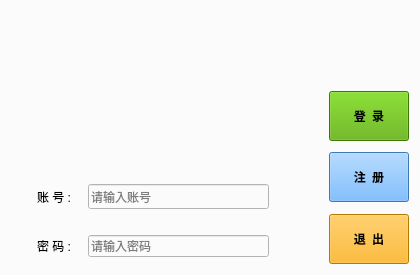
This is src/_APL/userlogin/userloginform.ui in QmGohinn/DaDoeiamiSys as Qt 5 draws it before an edit. The edited form follows.
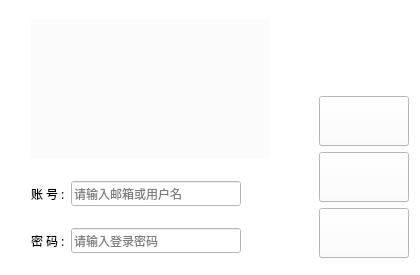
This is the edited form. Icons and pictures are not drawn.

What changed in the file:
```diff
--- a/src/_APL/userlogin/userloginform.ui
+++ b/src/_APL/userlogin/userloginform.ui
@@ -18,65 +18,19 @@
   </property>
   <property name="maximumSize">
    <size>
-    <width>420</width>
-    <height>275</height>
+    <width>450</width>
+    <height>280</height>
    </size>
   </property>
   <property name="windowTitle">
    <string>- UVision Login</string>
   </property>
   <property name="styleSheet">
-   <string notr="true">background-color: rgb(251, 251, 251);</string>
+   <string notr="true">background-color: rgb(255, 255, 255);</string>
   </property>
   <layout class="QGridLayout" name="gridLayout_2">
    <item row="0" column="1">
     <layout class="QGridLayout" name="gridLayout">
-     <item row="2" column="3">
-      <widget class="QLineEdit" name="m_AccountLineEdit">
-       <property name="maximumSize">
-        <size>
-         <width>16777215</width>
-         <height>25</height>
-        </size>
-       </property>
-       <property name="placeholderText">
-        <string>请输入账号</string>
-       </property>
-      </widget>
-     </item>
-     <item row="1" column="1">
-      <spacer name="verticalSpacer_4">
-       <property name="orientation">
-        <enum>Qt::Vertical</enum>
-       </property>
-       <property name="sizeType">
-        <enum>QSizePolicy::Maximum</enum>
-       </property>
-       <property name="sizeHint" stdset="0">
-        <size>
-         <width>20</width>
-         <height>13</height>
-        </size>
-       </property>
-      </spacer>
-     </item>
-     <item row="2" column="1">
-      <widget class="QLabel" name="m_AccountLabel">
-       <property name="font">
-        <font>
-         <family>Arial</family>
-         <weight>50</weight>
-         <bold>false</bold>
-        </font>
-       </property>
-       <property name="cursor">
-        <cursorShape>PointingHandCursor</cursorShape>
-       </property>
-       <property name="text">
-        <string>账 号 :</string>
-       </property>
-      </widget>
-     </item>
      <item row="3" column="1">
       <spacer name="verticalSpacer_7">
        <property name="orientation">
@@ -93,7 +47,34 @@
        </property>
       </spacer>
      </item>
-     <item row="0" column="0" colspan="4">
+     <item row="4" column="1">
+      <widget class="QLineEdit" name="m_PasswordLineEdit">
+       <property name="minimumSize">
+        <size>
+         <width>170</width>
+         <height>0</height>
+        </size>
+       </property>
+       <property name="maximumSize">
+        <size>
+         <width>150</width>
+         <height>16777215</height>
+        </size>
+       </property>
+       <property name="font">
+        <font>
+         <family>JetBrains Mono</family>
+        </font>
+       </property>
+       <property name="echoMode">
+        <enum>QLineEdit::Password</enum>
+       </property>
+       <property name="placeholderText">
+        <string>请输入登录密码</string>
+       </property>
+      </widget>
+     </item>
+     <item row="0" column="0" colspan="3">
       <widget class="QLabel" name="m_LogoLabel">
        <property name="enabled">
         <bool>true</bool>
@@ -127,69 +108,11 @@
        </property>
       </widget>
      </item>
-     <item row="2" column="2">
-      <spacer name="horizontalSpacer">
-       <property name="orientation">
-        <enum>Qt::Horizontal</enum>
-       </property>
-       <property name="sizeType">
-        <enum>QSizePolicy::Maximum</enum>
-       </property>
-       <property name="sizeHint" stdset="0">
-        <size>
-         <width>5</width>
-         <height>20</height>
-        </size>
-       </property>
-      </spacer>
-     </item>
-     <item row="3" column="3">
-      <spacer name="verticalSpacer_2">
-       <property name="orientation">
-        <enum>Qt::Vertical</enum>
-       </property>
-       <property name="sizeType">
-        <enum>QSizePolicy::Maximum</enum>
-       </property>
-       <property name="sizeHint" stdset="0">
-        <size>
-         <width>20</width>
-         <height>13</height>
-        </size>
-       </property>
-      </spacer>
-     </item>
-     <item row="4" column="3">
-      <widget class="QLineEdit" name="m_PasswordLineEdit">
-       <property name="echoMode">
-        <enum>QLineEdit::Password</enum>
-       </property>
-       <property name="placeholderText">
-        <string>请输入密码</string>
-       </property>
-      </widget>
-     </item>
-     <item row="1" column="3">
-      <spacer name="verticalSpacer">
-       <property name="orientation">
-        <enum>Qt::Vertical</enum>
-       </property>
-       <property name="sizeType">
-        <enum>QSizePolicy::Maximum</enum>
-       </property>
-       <property name="sizeHint" stdset="0">
-        <size>
-         <width>20</width>
-         <height>13</height>
-        </size>
-       </property>
-      </spacer>
-     </item>
-     <item row="4" column="1">
+     <item row="4" column="0">
       <widget class="QLabel" name="m_PasswordLabel">
        <property name="font">
         <font>
-         <family>Arial</family>
+         <family>JetBrains Mono</family>
          <weight>50</weight>
          <bold>false</bold>
         </font>
@@ -202,6 +125,63 @@
        </property>
       </widget>
      </item>
+     <item row="2" column="0">
+      <widget class="QLabel" name="m_AccountLabel">
+       <property name="font">
+        <font>
+         <family>JetBrains Mono</family>
+         <weight>50</weight>
+         <bold>false</bold>
+        </font>
+       </property>
+       <property name="cursor">
+        <cursorShape>PointingHandCursor</cursorShape>
+       </property>
+       <property name="text">
+        <string>账 号 :</string>
+       </property>
+      </widget>
+     </item>
+     <item row="2" column="1">
+      <widget class="QLineEdit" name="m_AccountLineEdit">
+       <property name="minimumSize">
+        <size>
+         <width>170</width>
+         <height>25</height>
+        </size>
+       </property>
+       <property name="maximumSize">
+        <size>
+         <width>150</width>
+         <height>25</height>
+        </size>
+       </property>
+       <property name="font">
+        <font>
+         <family>JetBrains Mono</family>
+        </font>
+       </property>
+       <property name="placeholderText">
+        <string>请输入邮箱或用户名</string>
+       </property>
+      </widget>
+     </item>
+     <item row="1" column="1">
+      <spacer name="verticalSpacer_4">
+       <property name="orientation">
+        <enum>Qt::Vertical</enum>
+       </property>
+       <property name="sizeType">
+        <enum>QSizePolicy::Maximum</enum>
+       </property>
+       <property name="sizeHint" stdset="0">
+        <size>
+         <width>20</width>
+         <height>13</height>
+        </size>
+       </property>
+      </spacer>
+     </item>
     </layout>
    </item>
    <item row="0" column="3">
@@ -226,7 +206,13 @@
       <widget class="QPushButton" name="m_LoginBtn">
        <property name="minimumSize">
         <size>
-         <width>0</width>
+         <width>90</width>
+         <height>50</height>
+        </size>
+       </property>
+       <property name="maximumSize">
+        <size>
+         <width>90</width>
          <height>50</height>
         </size>
        </property>
@@ -242,32 +228,34 @@
         <enum>Qt::StrongFocus</enum>
        </property>
        <property name="styleSheet">
-        <string notr="true">background-color: rgb(85, 170, 0);
-selection-background-color: rgb(255, 255, 127);</string>
+        <string notr="true"/>
        </property>
        <property name="text">
-        <string>登  录</string>
+        <string/>
        </property>
-      </widget>
-     </item>
-     <item>
-      <spacer name="verticalSpacer_3">
-       <property name="orientation">
-        <enum>Qt::Vertical</enum>
+       <property name="icon">
+        <iconset resource="../../../Resource.qrc">
+         <normaloff>:/res/loginui/login.ico</normaloff>:/res/loginui/login.ico</iconset>
        </property>
-       <property name="sizeHint" stdset="0">
+       <property name="iconSize">
         <size>
-         <width>20</width>
-         <height>40</height>
+         <width>90</width>
+         <height>50</height>
         </size>
        </property>
-      </spacer>
+      </widget>
      </item>
      <item>
       <widget class="QPushButton" name="m_RegisterBtn">
        <property name="minimumSize">
         <size>
-         <width>0</width>
+         <width>90</width>
+         <height>50</height>
+        </size>
+       </property>
+       <property name="maximumSize">
+        <size>
+         <width>90</width>
          <height>50</height>
         </size>
        </property>
@@ -283,31 +271,34 @@
         <enum>Qt::NoFocus</enum>
        </property>
        <property name="styleSheet">
-        <string notr="true">background-color: rgb(85, 170, 255);</string>
+        <string notr="true"/>
        </property>
        <property name="text">
-        <string>注  册</string>
+        <string/>
        </property>
-      </widget>
-     </item>
-     <item>
-      <spacer name="verticalSpacer_5">
-       <property name="orientation">
-        <enum>Qt::Vertical</enum>
+       <property name="icon">
+        <iconset resource="../../../Resource.qrc">
+         <normaloff>:/res/loginui/add.ico</normaloff>:/res/loginui/add.ico</iconset>
        </property>
-       <property name="sizeHint" stdset="0">
+       <property name="iconSize">
         <size>
-         <width>20</width>
-         <height>40</height>
+         <width>90</width>
+         <height>50</height>
         </size>
        </property>
-      </spacer>
+      </widget>
      </item>
      <item>
       <widget class="QPushButton" name="m_ExitBtn">
        <property name="minimumSize">
         <size>
-         <width>0</width>
+         <width>90</width>
+         <height>50</height>
+        </size>
+       </property>
+       <property name="maximumSize">
+        <size>
+         <width>90</width>
          <height>50</height>
         </size>
        </property>
@@ -323,10 +314,20 @@
         <enum>Qt::NoFocus</enum>
        </property>
        <property name="styleSheet">
-        <string notr="true">background-color: rgb(255, 170, 0);</string>
+        <string notr="true"/>
        </property>
        <property name="text">
-        <string>退  出</string>
+        <string/>
+       </property>
+       <property name="icon">
+        <iconset resource="../../../Resource.qrc">
+         <normaloff>:/res/loginui/close.ico</normaloff>:/res/loginui/close.ico</iconset>
+       </property>
+       <property name="iconSize">
+        <size>
+         <width>70</width>
+         <height>30</height>
+        </size>
        </property>
       </widget>
      </item>
```
Left out of the diff: 41 changed lines with no effect on the pictures.
